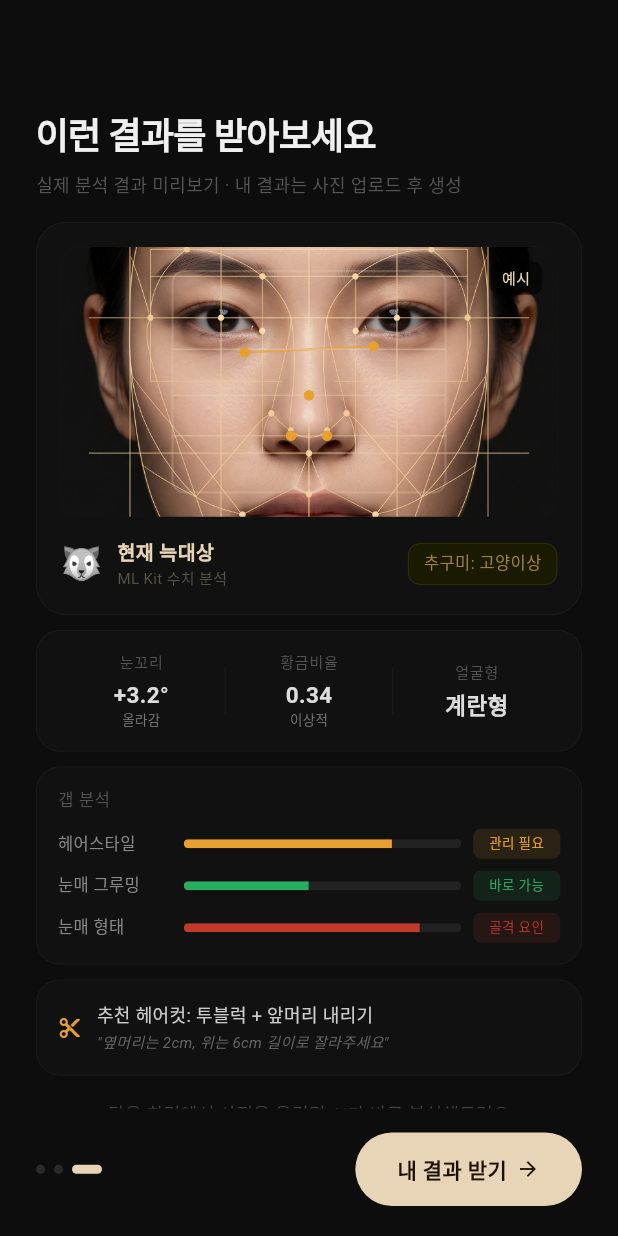
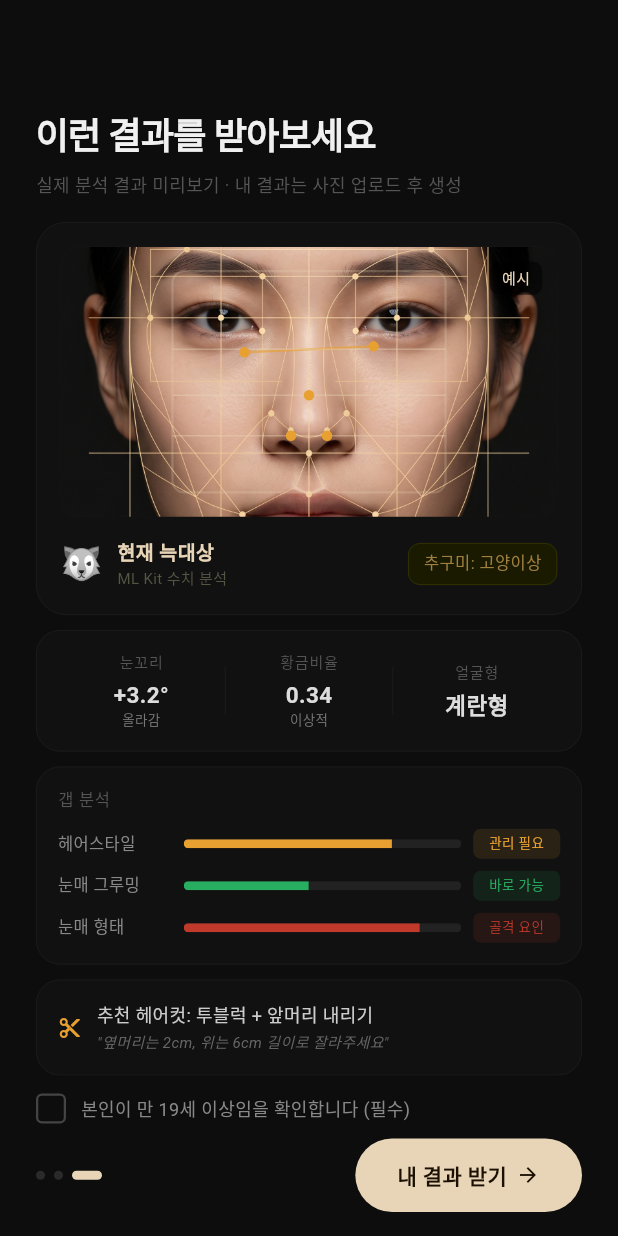
Before and after one commit to nunoring/apex_aura, a Flutter app: the screen it shows after launch, swiped to page 3, on a phone screen of 412 x 824 dp. Run offline on Flutter 3.47's test engine with Material 3 defaults, Android fonts, the phone set to English and light mode, and no system bars; our stand-ins replace camera, cloud_firestore, firebase_analytics, firebase_core, fl_chart, image_picker and 6 more; missing offline and left inert: gal, google_mlkit_face_detection, purchases_flutter; accounts and stored records are empty.

Commit message:
fix: 이미지 복원 + 미성년자 GPT 차단 + 연령 확인 체크박스

```diff
--- a/lib/onboarding_screen.dart
+++ b/lib/onboarding_screen.dart
@@ -14,6 +14,7 @@ class _OnboardingScreenState extends State<OnboardingScreen>
     with TickerProviderStateMixin {
   final PageController _pageController = PageController();
   int _currentPage = 0;
+  bool _ageConfirmed = false;
 
   late AnimationController _scanController;
   late AnimationController _fadeController;
@@ -52,8 +53,20 @@ class _OnboardingScreenState extends State<OnboardingScreen>
   }
 
   Future<void> _goHome() async {
+    if (!_ageConfirmed) {
+      ScaffoldMessenger.of(context).showSnackBar(
+        const SnackBar(
+          content: Text('만 19세 이상 확인에 동의해주세요'),
+          backgroundColor: Color(0xFF2A1A00),
+          duration: Duration(seconds: 2),
+        ),
+      );
+      return;
+    }
     final prefs = await SharedPreferences.getInstance();
     await prefs.setBool('has_seen_onboarding', true);
+    await prefs.setBool('age_confirmed', true);
+    await prefs.setString('age_confirmed_date', DateTime.now().toIso8601String());
     if (!mounted) return;
     Navigator.pushReplacement(
       context,
@@ -101,9 +114,41 @@ class _OnboardingScreenState extends State<OnboardingScreen>
     return Container(
       color: const Color(0xFF0D0D0D),
       padding: EdgeInsets.fromLTRB(
-          24, 16, 24, MediaQuery.of(context).padding.bottom + 20),
-      child: Row(
+          24, 12, 24, MediaQuery.of(context).padding.bottom + 16),
+      child: Column(
+        mainAxisSize: MainAxisSize.min,
         children: [
+          // 마지막 페이지: 연령 확인 체크박스
+          if (_currentPage == 2)
+            GestureDetector(
+              onTap: () => setState(() => _ageConfirmed = !_ageConfirmed),
+              child: Padding(
+                padding: const EdgeInsets.only(bottom: 10),
+                child: Row(
+                  children: [
+                    AnimatedContainer(
+                      duration: const Duration(milliseconds: 150),
+                      width: 20, height: 20,
+                      decoration: BoxDecoration(
+                        color: _ageConfirmed ? const Color(0xFFE8D5B7) : Colors.transparent,
+                        border: Border.all(
+                          color: _ageConfirmed ? const Color(0xFFE8D5B7) : const Color(0xFF444444),
+                          width: 1.5,
+                        ),
+                        borderRadius: BorderRadius.circular(4),
+                      ),
+                      child: _ageConfirmed
+                          ? const Icon(Icons.check, size: 14, color: Color(0xFF1A0F00))
+                          : null,
+                    ),
+                    const SizedBox(width: 10),
+                    const Text('본인이 만 19세 이상임을 확인합니다 (필수)',
+                        style: TextStyle(fontSize: 12, color: Color(0xFF888888))),
+                  ],
+                ),
+              ),
+            ),
+          Row(children: [
           // 도트
           Row(
             children: List.generate(3, (i) => AnimatedContainer(
@@ -149,6 +194,7 @@ class _OnboardingScreenState extends State<OnboardingScreen>
               ),
             ),
           ),
+          ]),  // Row (도트 + 버튼)
         ],
       ),
     );
```
Also changed, not shown: lib/loading_screen.dart (+44 -1 lines), 1 other file.
